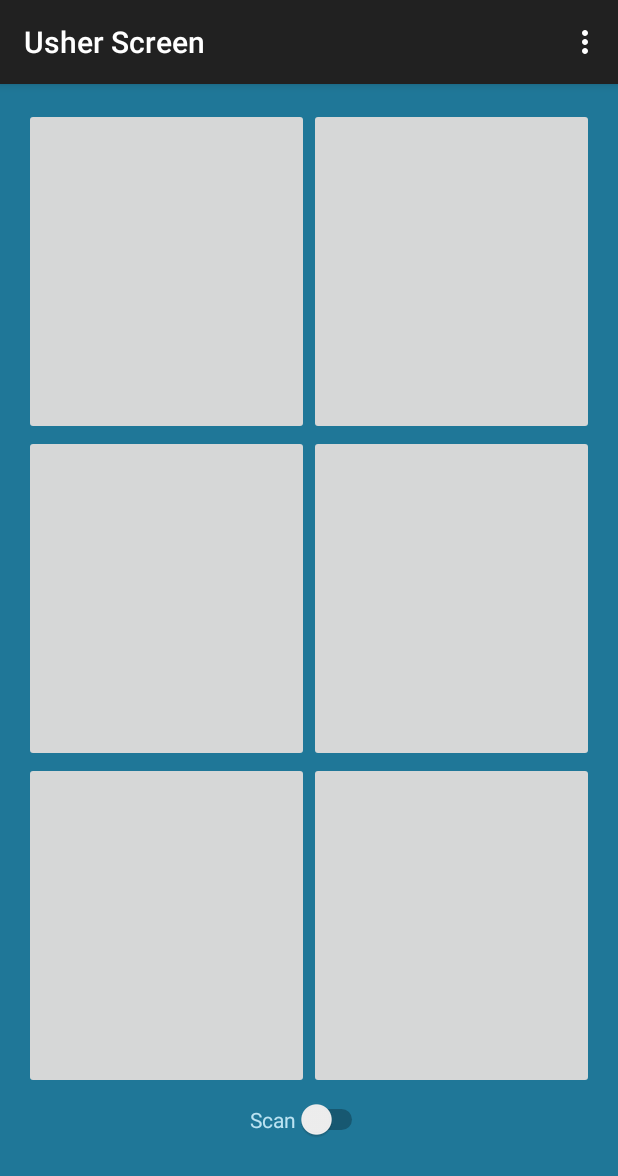
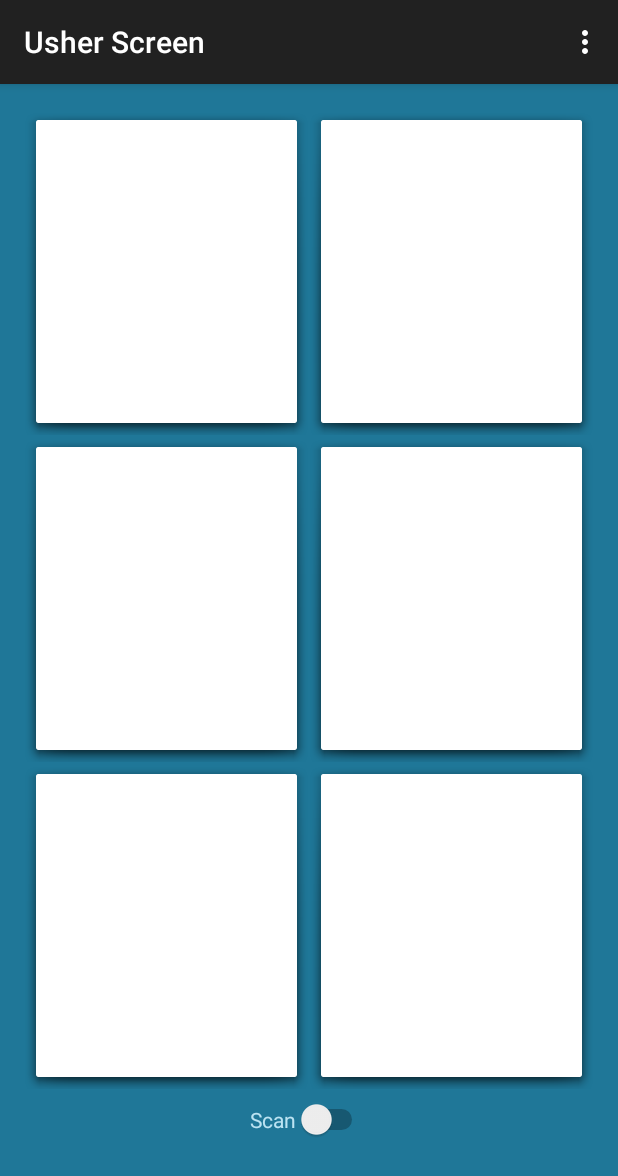
Before and after one commit to Rbdall/EntryApp, an Android app: the UsherColorScreen screen opened directly, with no data from a screen before it, on a phone screen of 412 x 824 dp. Shown: the top 1176 px of the screen. Run offline under Robolectric (Android 15) with nearby library versions, the phone set to English and light mode, and no system bars.

Commit message:
fix last of the crappy color issues

```diff
--- a/EntryApp/app/src/main/res/layout/activity_usher_color_screen.xml
+++ b/EntryApp/app/src/main/res/layout/activity_usher_color_screen.xml
@@ -67,26 +67,26 @@
             android:orientation="vertical" android:layout_height="fill_parent">
             <LinearLayout android:id="@+id/LinearLayout02" android:layout_width="match_parent" android:layout_weight="0.33" android:layout_height="0dp">
                 <Button android:id="@+id/UsherButton1" android:layout_width="0dp" android:layout_weight="1" android:layout_height="fill_parent"
-                    android:textColor="#ffffffff"
+                    android:textColor="#ffffffff" android:background="@drawable/abc_popup_background_mtrl_mult"
                     android:textSize="20dp"></Button>
                 <Button android:id="@+id/UsherButton2" android:layout_width="0dp" android:layout_weight="1" android:layout_height="fill_parent"
-                    android:textColor="#ffffffff"
+                    android:textColor="#ffffffff" android:background="@drawable/abc_popup_background_mtrl_mult"
                     android:textSize="20dp"></Button>
             </LinearLayout>
             <LinearLayout android:id="@+id/LinearLayout01" android:layout_width="match_parent" android:layout_weight="0.33" android:layout_height="0dp">
                 <Button android:id="@+id/UsherButton3" android:layout_width="0dp" android:layout_weight="1" android:layout_height="fill_parent"
-                    android:textColor="#ffffffff"
+                    android:textColor="#ffffffff" android:background="@drawable/abc_popup_background_mtrl_mult"
                     android:textSize="20dp"></Button>
                 <Button android:id="@+id/UsherButton4" android:layout_width="0dp" android:layout_weight="1" android:layout_height="fill_parent"
-                    android:textColor="#ffffffff"
+                    android:textColor="#ffffffff" android:background="@drawable/abc_popup_background_mtrl_mult"
                     android:textSize="20dp"></Button>
             </LinearLayout>
             <LinearLayout android:id="@+id/linearLayout1" android:layout_width="match_parent" android:layout_weight="0.33" android:layout_height="0dp">
                 <Button android:id="@+id/UsherButton5" android:layout_weight="1" android:layout_width="0dp" android:layout_height="fill_parent"
-                    android:textColor="#ffffffff"
+                    android:textColor="#ffffffff" android:background="@drawable/abc_popup_background_mtrl_mult"
                     android:textSize="20dp"></Button>
                 <Button android:id="@+id/UsherButton6" android:layout_weight="1" android:layout_width="0dp" android:layout_height="fill_parent"
-                    android:textColor="#ffffffff"
+                    android:textColor="#ffffffff" android:background="@drawable/abc_popup_background_mtrl_mult"
                     android:textSize="20dp"></Button>
             </LinearLayout>
         </LinearLayout>
```
Also changed, not shown: EntryApp/app/src/main/java/com/mycompany/EntryApp/UsherColorScreen.java (+11 -0 lines).
